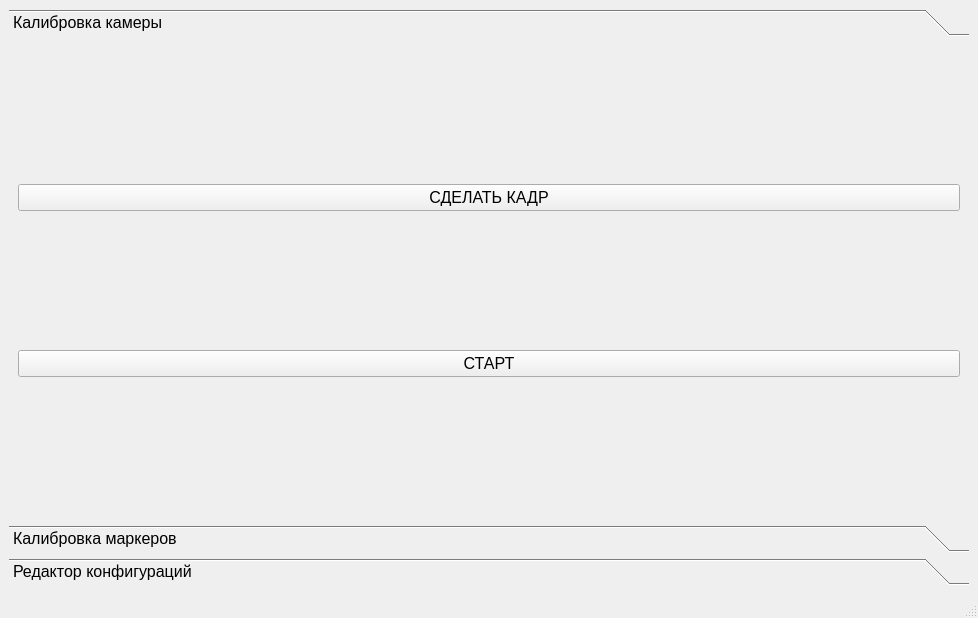
This is mainwindow.ui in layxproud/QCameraCalibrator as Qt 5 draws it before an edit. The edited form follows.
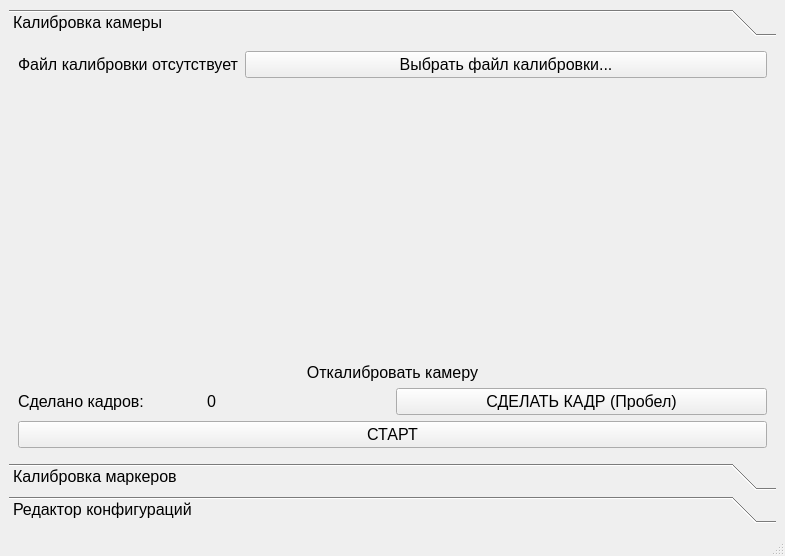
This is the edited form.

Diff of the .ui file:
```diff
--- a/mainwindow.ui
+++ b/mainwindow.ui
@@ -6,8 +6,8 @@
    <rect>
     <x>0</x>
     <y>0</y>
-    <width>978</width>
-    <height>618</height>
+    <width>785</width>
+    <height>556</height>
    </rect>
   </property>
   <property name="font">
@@ -39,8 +39,8 @@
         <rect>
          <x>0</x>
          <y>0</y>
-         <width>952</width>
-         <height>443</height>
+         <width>759</width>
+         <height>381</height>
         </rect>
        </property>
        <attribute name="label">
@@ -48,12 +48,84 @@
        </attribute>
        <layout class="QVBoxLayout" name="verticalLayout">
         <item>
-         <widget class="QPushButton" name="captureButton">
+         <layout class="QHBoxLayout" name="calibrationStatusLayout">
+          <item>
+           <widget class="QLabel" name="calibrationStatusLabel">
+            <property name="sizePolicy">
+             <sizepolicy hsizetype="Maximum" vsizetype="Preferred">
+              <horstretch>0</horstretch>
+              <verstretch>0</verstretch>
+             </sizepolicy>
+            </property>
+            <property name="text">
+             <string>Файл калибровки отсутствует</string>
+            </property>
+           </widget>
+          </item>
+          <item>
+           <widget class="QPushButton" name="chooseCalibrationButton">
+            <property name="text">
+             <string>Выбрать файл калибровки...</string>
+            </property>
+           </widget>
+          </item>
+         </layout>
+        </item>
+        <item>
+         <spacer name="verticalSpacer_2">
+          <property name="orientation">
+           <enum>Qt::Vertical</enum>
+          </property>
+          <property name="sizeHint" stdset="0">
+           <size>
+            <width>20</width>
+            <height>40</height>
+           </size>
+          </property>
+         </spacer>
+        </item>
+        <item>
+         <widget class="QLabel" name="calibrateCameraLabel">
           <property name="text">
-           <string>СДЕЛАТЬ КАДР</string>
+           <string>Откалибровать камеру</string>
+          </property>
+          <property name="alignment">
+           <set>Qt::AlignCenter</set>
           </property>
          </widget>
         </item>
+        <item>
+         <layout class="QHBoxLayout" name="calibrateCameraLayout">
+          <property name="bottomMargin">
+           <number>0</number>
+          </property>
+          <item>
+           <layout class="QHBoxLayout" name="framesCapturedLayout">
+            <item>
+             <widget class="QLabel" name="framesCapturedLabel">
+              <property name="text">
+               <string>Сделано кадров:</string>
+              </property>
+             </widget>
+            </item>
+            <item>
+             <widget class="QLabel" name="framesCapturedValue">
+              <property name="text">
+               <string>0</string>
+              </property>
+             </widget>
+            </item>
+           </layout>
+          </item>
+          <item>
+           <widget class="QPushButton" name="captureButton">
+            <property name="text">
+             <string>СДЕЛАТЬ КАДР (Пробел)</string>
+            </property>
+           </widget>
+          </item>
+         </layout>
+        </item>
         <item>
          <widget class="QPushButton" name="calibrateButton">
           <property name="text">
```
Left out of the diff: 36 changed lines with no effect on the pictures.
